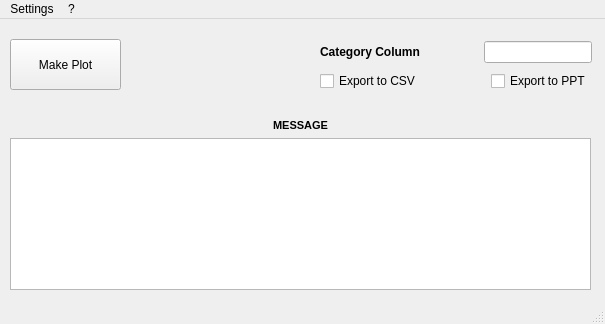
Above: view/ui/Main.ui from kdt89/py_PUC_Boxplot before the change. Below: the same form after it.
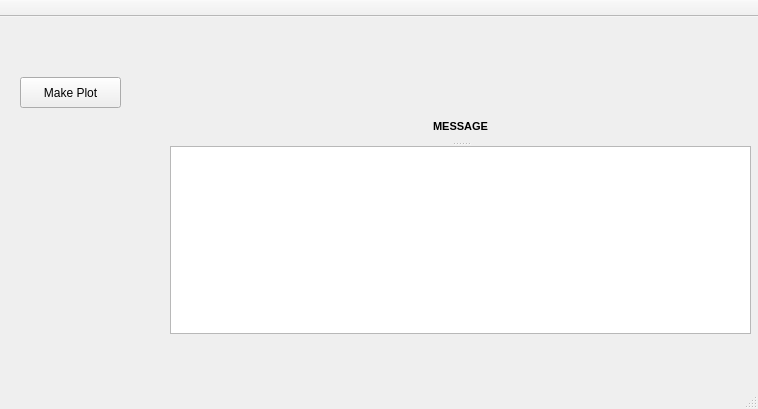
That is the form after the change.

Patch:
```diff
--- a/view/ui/Main.ui
+++ b/view/ui/Main.ui
@@ -6,146 +6,91 @@
    <rect>
     <x>0</x>
     <y>0</y>
-    <width>605</width>
-    <height>324</height>
+    <width>758</width>
+    <height>409</height>
    </rect>
   </property>
+  <property name="sizePolicy">
+   <sizepolicy hsizetype="MinimumExpanding" vsizetype="MinimumExpanding">
+    <horstretch>1</horstretch>
+    <verstretch>1</verstretch>
+   </sizepolicy>
+  </property>
   <property name="windowTitle">
    <string>MPO To Plot Generator</string>
   </property>
-  <widget class="QWidget" name="wgtCen">
-   <widget class="QWidget" name="layoutWidget_2">
-    <property name="geometry">
-     <rect>
-      <x>320</x>
-      <y>20</y>
-      <width>272</width>
-      <height>54</height>
-     </rect>
-    </property>
-    <layout class="QVBoxLayout" name="vLayoutOptionArea">
-     <item>
-      <layout class="QGridLayout" name="gridLayout_optionArea2">
-       <item row="0" column="0">
-        <widget class="QLabel" name="lblCategoryColumnHeader">
-         <property name="text">
-          <string>&lt;html&gt;&lt;head/&gt;&lt;body&gt;&lt;p&gt;&lt;span style=&quot; font-weight:700;&quot;&gt;Category Column&lt;/span&gt;&lt;/p&gt;&lt;/body&gt;&lt;/html&gt;</string>
-         </property>
-        </widget>
-       </item>
-       <item row="0" column="1">
-        <spacer name="hspacerOption2">
-         <property name="orientation">
-          <enum>Qt::Horizontal</enum>
-         </property>
-         <property name="sizeHint" stdset="0">
-          <size>
-           <width>28</width>
-           <height>18</height>
-          </size>
-         </property>
-        </spacer>
-       </item>
-       <item row="0" column="2">
-        <widget class="QLineEdit" name="txteditCategorName"/>
-       </item>
-      </layout>
-     </item>
-     <item>
-      <layout class="QGridLayout" name="gridLayout_optionArea1">
-       <item row="0" column="0">
-        <widget class="QCheckBox" name="chkboxExportCSV">
-         <property name="text">
-          <string>Export to CSV</string>
-         </property>
-        </widget>
-       </item>
-       <item row="0" column="1">
-        <spacer name="hspacerOption1">
-         <property name="orientation">
-          <enum>Qt::Horizontal</enum>
-         </property>
-         <property name="sizeHint" stdset="0">
-          <size>
-           <width>38</width>
-           <height>20</height>
-          </size>
-         </property>
-        </spacer>
-       </item>
-       <item row="0" column="2">
-        <widget class="QCheckBox" name="chkboxExportMSPPT">
-         <property name="text">
-          <string>Export to PPT</string>
-         </property>
-        </widget>
-       </item>
-      </layout>
-     </item>
-    </layout>
-   </widget>
-   <widget class="QWidget" name="layoutWidget_3">
-    <property name="geometry">
-     <rect>
-      <x>10</x>
-      <y>100</y>
-      <width>581</width>
-      <height>171</height>
-     </rect>
-    </property>
-    <layout class="QVBoxLayout" name="vLayoutMessageArea">
-     <item>
-      <widget class="QLabel" name="lblMessageHeader">
-       <property name="text">
-        <string>&lt;html&gt;&lt;head/&gt;&lt;body&gt;&lt;p align=&quot;center&quot;&gt;&lt;span style=&quot; font-size:8pt; font-weight:700;&quot;&gt;MESSAGE&lt;/span&gt;&lt;/p&gt;&lt;/body&gt;&lt;/html&gt;</string>
-       </property>
-      </widget>
-     </item>
-     <item>
-      <widget class="QTextBrowser" name="txtbrowserMessage"/>
-     </item>
-    </layout>
-   </widget>
+  <widget class="QWidget" name="wxCen">
    <widget class="QPushButton" name="btnMakePlot">
     <property name="geometry">
      <rect>
-      <x>10</x>
-      <y>20</y>
-      <width>111</width>
-      <height>51</height>
+      <x>20</x>
+      <y>60</y>
+      <width>101</width>
+      <height>31</height>
      </rect>
     </property>
     <property name="text">
      <string>Make Plot</string>
     </property>
    </widget>
-  </widget>
-  <widget class="QMenuBar" name="menubar">
-   <property name="geometry">
-    <rect>
-     <x>0</x>
-     <y>0</y>
-     <width>605</width>
-     <height>22</height>
-    </rect>
-   </property>
-   <widget class="QMenu" name="menuSettings">
-    <property name="title">
-     <string>Settings</string>
+   <widget class="QSplitter" name="splitter">
+    <property name="geometry">
+     <rect>
+      <x>170</x>
+      <y>95</y>
+      <width>581</width>
+      <height>222</height>
+     </rect>
     </property>
-    <addaction name="actionShowPlotList"/>
-    <addaction name="actionShowPreferences"/>
-   </widget>
-   <widget class="QMenu" name="menuAbout">
-    <property name="title">
-     <string>?</string>
+    <property name="sizePolicy">
+     <sizepolicy hsizetype="Expanding" vsizetype="Expanding">
+      <horstretch>1</horstretch>
+      <verstretch>1</verstretch>
+     </sizepolicy>
     </property>
-    <addaction name="actionShowAbout"/>
+    <property name="orientation">
+     <enum>Qt::Vertical</enum>
+    </property>
+    <widget class="QLabel" name="lblMessageHeader">
+     <property name="minimumSize">
+      <size>
+       <width>70</width>
+       <height>30</height>
+      </size>
+     </property>
+     <property name="font">
+      <font>
+       <pointsize>10</pointsize>
+      </font>
+     </property>
+     <property name="text">
+      <string>&lt;html&gt;&lt;head/&gt;&lt;body&gt;&lt;p align=&quot;center&quot;&gt;&lt;span style=&quot; font-size:8pt; font-weight:700;&quot;&gt;MESSAGE&lt;/span&gt;&lt;/p&gt;&lt;/body&gt;&lt;/html&gt;</string>
+     </property>
+    </widget>
+    <widget class="QTextBrowser" name="txtbrowserMessage"/>
    </widget>
-   <addaction name="menuSettings"/>
-   <addaction name="menuAbout"/>
   </widget>
   <widget class="QStatusBar" name="statusbar"/>
+  <widget class="QToolBar" name="toolBar">
+   <property name="windowTitle">
+    <string>toolBar</string>
+   </property>
+   <property name="movable">
+    <bool>false</bool>
+   </property>
+   <property name="toolButtonStyle">
+    <enum>Qt::ToolButtonIconOnly</enum>
+   </property>
+   <property name="floatable">
+    <bool>false</bool>
+   </property>
+   <attribute name="toolBarArea">
+    <enum>TopToolBarArea</enum>
+   </attribute>
+   <attribute name="toolBarBreak">
+    <bool>false</bool>
+   </attribute>
+  </widget>
   <action name="actionShowPlotList">
    <property name="text">
     <string>Plot List</string>
```
